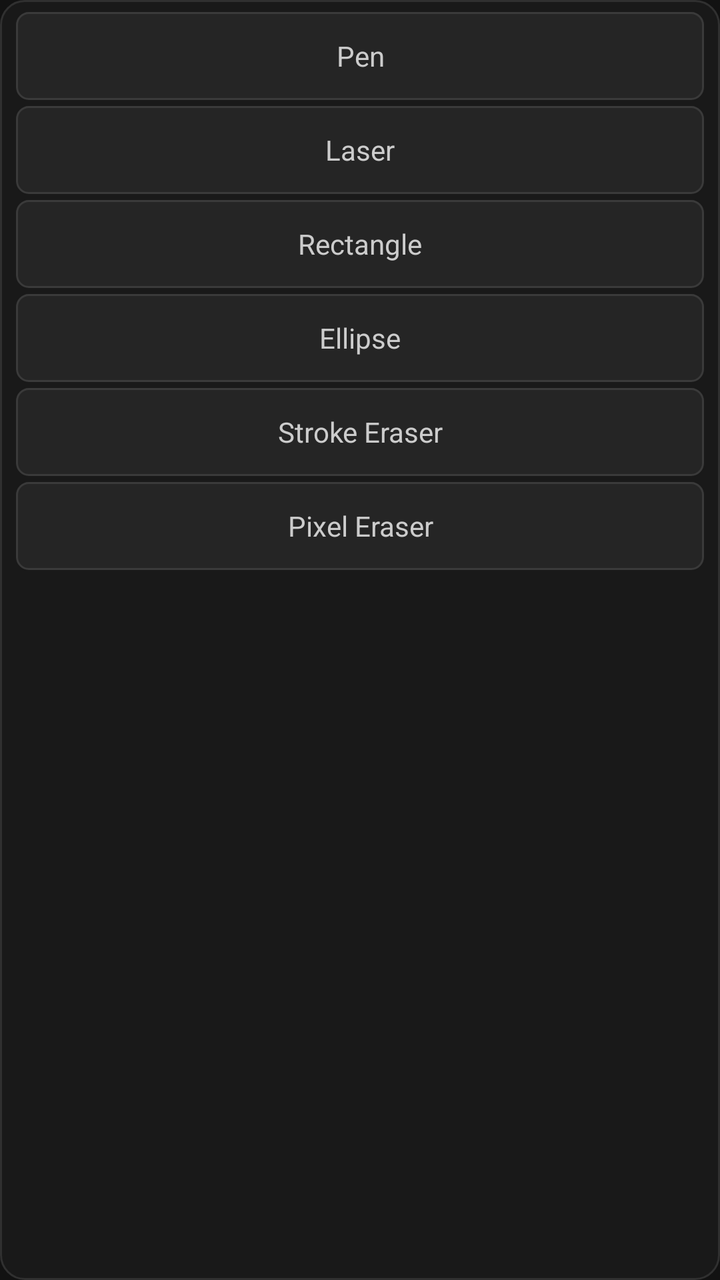
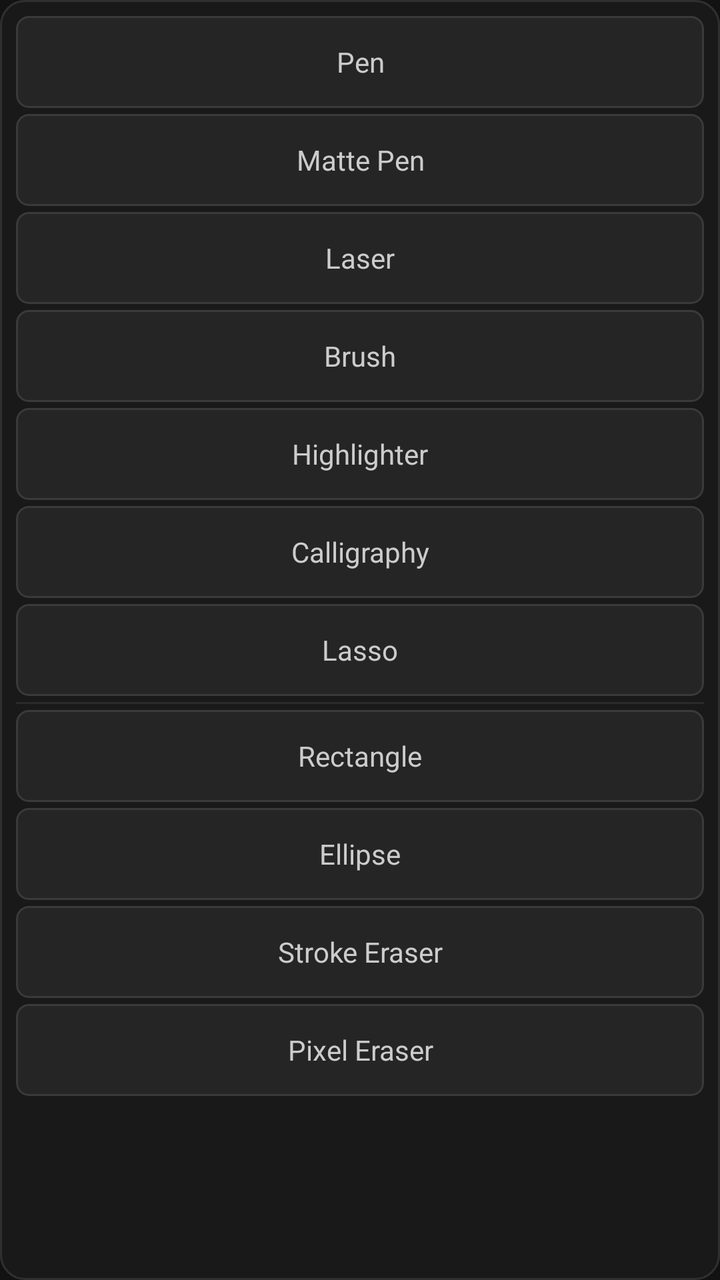

Before-and-after screenshots of an Android layout around one commit, followed by the original layout XML and the change that was made.
<!-- AndroidManifest.xml: application theme Theme.DrawAnywhere -->
<!-- res/layout/panel_tools.xml -->
<?xml version="1.0" encoding="utf-8"?>
<LinearLayout
    xmlns:android="http://schemas.android.com/apk/res/android"
    android:layout_width="156dp"
    android:layout_height="wrap_content"
    android:orientation="vertical"
    android:background="@drawable/bg_panel"
    android:paddingTop="6dp"
    android:paddingBottom="6dp"
    android:elevation="8dp">

    
    <TextView
        android:id="@+id/tool_pen"
        android:layout_width="match_parent"
        android:layout_height="44dp"
        android:gravity="center"
        android:text="@string/tool_pen"
        android:textSize="14sp"
        android:textColor="@color/tool_item_text_default"
        android:background="@drawable/bg_tool_item_default"
        android:layout_marginStart="8dp"
        android:layout_marginEnd="8dp"
        android:layout_marginBottom="3dp"
        android:fontFamily="sans-serif" />

    
    <TextView
        android:id="@+id/tool_laser"
        android:layout_width="match_parent"
        android:layout_height="44dp"
        android:gravity="center"
        android:text="@string/tool_laser"
        android:textSize="14sp"
        android:textColor="@color/tool_item_text_default"
        android:background="@drawable/bg_tool_item_default"
        android:layout_marginStart="8dp"
        android:layout_marginEnd="8dp"
        android:layout_marginBottom="3dp"
        android:fontFamily="sans-serif" />

    
    <TextView
        android:id="@+id/tool_rectangle"
        android:layout_width="match_parent"
        android:layout_height="44dp"
        android:gravity="center"
        android:text="@string/tool_rectangle"
        android:textSize="14sp"
        android:textColor="@color/tool_item_text_default"
        android:background="@drawable/bg_tool_item_default"
        android:layout_marginStart="8dp"
        android:layout_marginEnd="8dp"
        android:layout_marginBottom="3dp"
        android:fontFamily="sans-serif" />

    
    <TextView
        android:id="@+id/tool_ellipse"
        android:layout_width="match_parent"
        android:layout_height="44dp"
        android:gravity="center"
        android:text="@string/tool_ellipse"
        android:textSize="14sp"
        android:textColor="@color/tool_item_text_default"
        android:background="@drawable/bg_tool_item_default"
        android:layout_marginStart="8dp"
        android:layout_marginEnd="8dp"
        android:layout_marginBottom="3dp"
        android:fontFamily="sans-serif" />

    
    <TextView
        android:id="@+id/tool_stroke_eraser"
        android:layout_width="match_parent"
        android:layout_height="44dp"
        android:gravity="center"
        android:text="@string/tool_stroke_eraser"
        android:textSize="14sp"
        android:textColor="@color/tool_item_text_default"
        android:background="@drawable/bg_tool_item_default"
        android:layout_marginStart="8dp"
        android:layout_marginEnd="8dp"
        android:layout_marginBottom="3dp"
        android:fontFamily="sans-serif" />

    
    <TextView
        android:id="@+id/tool_pixel_eraser"
        android:layout_width="match_parent"
        android:layout_height="44dp"
        android:gravity="center"
        android:text="@string/tool_pixel_eraser"
        android:textSize="14sp"
        android:textColor="@color/tool_item_text_default"
        android:background="@drawable/bg_tool_item_default"
        android:layout_marginStart="8dp"
        android:layout_marginEnd="8dp"
        android:fontFamily="sans-serif" />

</LinearLayout>
<!-- resources referenced by this layout -->
<resources>
  <color name="tool_item_text_default">#FFCCCCCC</color>
  <!-- drawable bg_panel (drawable) -->
  <?xml version="1.0" encoding="utf-8"?>
  <shape xmlns:android="http://schemas.android.com/apk/res/android"
      android:shape="rectangle">
  
      <solid android:color="@color/panel_bg" />
  
      <corners android:radius="12dp" />
  
      <stroke
          android:width="1dp"
          android:color="@color/panel_border" />
  
  </shape>
  <!-- drawable bg_tool_item_default (drawable) -->
  <?xml version="1.0" encoding="utf-8"?>
  <shape xmlns:android="http://schemas.android.com/apk/res/android"
      android:shape="rectangle">
  
      <solid android:color="@color/tool_item_default_bg" />
  
      <corners android:radius="6dp" />
  
      <stroke
          android:width="1dp"
          android:color="@color/tool_item_default_border" />
  
  </shape>
  <string name="tool_ellipse">Ellipse</string>
  <string name="tool_laser">Laser</string>
  <string name="tool_pen">Pen</string>
  <string name="tool_pixel_eraser">Pixel Eraser</string>
  <string name="tool_rectangle">Rectangle</string>
  <string name="tool_stroke_eraser">Stroke Eraser</string>
  <style name="Theme.DrawAnywhere" parent="Theme.MaterialComponents.DayNight.NoActionBar">
          <item name="colorPrimary">@color/colorPrimary</item>
          <item name="colorPrimaryVariant">@color/colorPrimaryVariant</item>
          <item name="colorOnPrimary">@color/colorOnPrimary</item>
          <item name="colorSecondary">@color/colorSecondary</item>
          <item name="colorOnSecondary">@color/colorOnSecondary</item>
          <item name="colorError">@color/colorError</item>
          <item name="colorOnError">@color/colorOnError</item>
          <item name="colorSurface">@color/colorSurface</item>
          <item name="colorOnSurface">@color/colorOnSurface</item>
          <item name="android:colorBackground">@color/colorBackground</item>
          <item name="android:windowBackground">@color/colorBackground</item>
          <item name="android:statusBarColor">@android:color/transparent</item>
          <item name="android:navigationBarColor">@android:color/transparent</item>
          <item name="android:windowDrawsSystemBarBackgrounds">true</item>
      </style>
  <color name="panel_bg">#F21A1A1A</color>
  <color name="panel_border">#FF303030</color>
  <color name="tool_item_default_bg">#FF252525</color>
  <color name="tool_item_default_border">#FF3A3A3A</color>
  <color name="colorPrimary">#FFB73A3A</color>
  <color name="colorPrimaryVariant">#FF8B0000</color>
  <color name="colorOnPrimary">#FFFFFFFF</color>
  <color name="colorSecondary">#FF444444</color>
  <color name="colorOnSecondary">#FFFFFFFF</color>
  <color name="colorError">#FFCF6679</color>
  <color name="colorOnError">#FF000000</color>
  <color name="colorSurface">#FF1C1C1C</color>
  <color name="colorOnSurface">#FFFFFFFF</color>
  <color name="colorBackground">#FF121212</color>
</resources>

<!-- the commit's change to res/layout/panel_tools.xml (unified diff, before → after) -->
@@ -1,19 +1,19 @@
 <?xml version="1.0" encoding="utf-8"?>
 <LinearLayout
     xmlns:android="http://schemas.android.com/apk/res/android"
-    android:layout_width="156dp"
+    android:layout_width="164dp"
     android:layout_height="wrap_content"
     android:orientation="vertical"
     android:background="@drawable/bg_panel"
-    android:paddingTop="6dp"
-    android:paddingBottom="6dp"
+    android:paddingTop="8dp"
+    android:paddingBottom="8dp"
     android:elevation="8dp">
 
     
     <TextView
         android:id="@+id/tool_pen"
         android:layout_width="match_parent"
-        android:layout_height="44dp"
+        android:layout_height="46dp"
         android:gravity="center"
         android:text="@string/tool_pen"
         android:textSize="14sp"
@@ -26,9 +26,24 @@
 
     
     <TextView
+        android:id="@+id/tool_matte_pen"
+        android:layout_width="match_parent"
+        android:layout_height="46dp"
+        android:gravity="center"
+        android:text="@string/tool_matte_pen"
+        android:textSize="14sp"
+        android:textColor="@color/tool_item_text_default"
+        android:background="@drawable/bg_tool_item_default"
+        android:layout_marginStart="8dp"
+        android:layout_marginEnd="8dp"
+        android:layout_marginBottom="3dp"
+        android:fontFamily="sans-serif" />
+
+    
+    <TextView
         android:id="@+id/tool_laser"
         android:layout_width="match_parent"
-        android:layout_height="44dp"
+        android:layout_height="46dp"
         android:gravity="center"
         android:text="@string/tool_laser"
         android:textSize="14sp"
@@ -41,9 +56,78 @@
 
     
     <TextView
+        android:id="@+id/tool_brush"
+        android:layout_width="match_parent"
+        android:layout_height="46dp"
+        android:gravity="center"
+        android:text="@string/tool_brush"
+        android:textSize="14sp"
+        android:textColor="@color/tool_item_text_default"
+        android:background="@drawable/bg_tool_item_default"
+        android:layout_marginStart="8dp"
+        android:layout_marginEnd="8dp"
+        android:layout_marginBottom="3dp"
+        android:fontFamily="sans-serif" />
+
+    
+    <TextView
+        android:id="@+id/tool_highlighter"
+        android:layout_width="match_parent"
+        android:layout_height="46dp"
+        android:gravity="center"
+        android:text="@string/tool_highlighter"
+        android:textSize="14sp"
+        android:textColor="@color/tool_item_text_default"
+        android:background="@drawable/bg_tool_item_default"
+        android:layout_marginStart="8dp"
+        android:layout_marginEnd="8dp"
+        android:layout_marginBottom="3dp"
+        android:fontFamily="sans-serif" />
+
+    
+    <TextView
+        android:id="@+id/tool_calligraphy"
+        android:layout_width="match_parent"
+        android:layout_height="46dp"
+        android:gravity="center"
+        android:text="@string/tool_calligraphy"
+        android:textSize="14sp"
+        android:textColor="@color/tool_item_text_default"
+        android:background="@drawable/bg_tool_item_default"
+        android:layout_marginStart="8dp"
+        android:layout_marginEnd="8dp"
+        android:layout_marginBottom="3dp"
+        android:fontFamily="sans-serif" />
+
+    
+    <TextView
+        android:id="@+id/tool_lasso"
+        android:layout_width="match_parent"
+        android:layout_height="46dp"
+        android:gravity="center"
+        android:text="@string/tool_lasso"
+        android:textSize="14sp"
+        android:textColor="@color/tool_item_text_default"
+        android:background="@drawable/bg_tool_item_default"
+        android:layout_marginStart="8dp"
+        android:layout_marginEnd="8dp"
+        android:layout_marginBottom="3dp"
+        android:fontFamily="sans-serif" />
+
+    
+    <View
+        android:layout_width="match_parent"
+        android:layout_height="1dp"
+        android:background="@color/panel_section_divider"
+        android:layout_marginStart="8dp"
+        android:layout_marginEnd="8dp"
+        android:layout_marginBottom="3dp" />
+
+    
+    <TextView
         android:id="@+id/tool_rectangle"
         android:layout_width="match_parent"
-        android:layout_height="44dp"
+        android:layout_height="46dp"
         android:gravity="center"
         android:text="@string/tool_rectangle"
         android:textSize="14sp"
@@ -58,7 +142,7 @@
     <TextView
         android:id="@+id/tool_ellipse"
         android:layout_width="match_parent"
-        android:layout_height="44dp"
+        android:layout_height="46dp"
         android:gravity="center"
         android:text="@string/tool_ellipse"
         android:textSize="14sp"
@@ -73,7 +157,7 @@
     <TextView
         android:id="@+id/tool_stroke_eraser"
         android:layout_width="match_parent"
-        android:layout_height="44dp"
+        android:layout_height="46dp"
         android:gravity="center"
         android:text="@string/tool_stroke_eraser"
         android:textSize="14sp"
@@ -88,7 +172,7 @@
     <TextView
         android:id="@+id/tool_pixel_eraser"
         android:layout_width="match_parent"
-        android:layout_height="44dp"
+        android:layout_height="46dp"
         android:gravity="center"
         android:text="@string/tool_pixel_eraser"
         android:textSize="14sp"
<!-- resource entries referenced after the edit -->
@@ -1,5 +1,6 @@
 <!-- resources referenced by this layout -->
 <resources>
+  <color name="panel_section_divider">#FF2A2A2A</color>
   <color name="tool_item_text_default">#FFCCCCCC</color>
   <!-- drawable bg_panel (drawable) -->
   <?xml version="1.0" encoding="utf-8"?>
@@ -29,8 +30,13 @@
           android:color="@color/tool_item_default_border" />
   
   </shape>
+  <string name="tool_brush">Brush</string>
+  <string name="tool_calligraphy">Calligraphy</string>
   <string name="tool_ellipse">Ellipse</string>
+  <string name="tool_highlighter">Highlighter</string>
   <string name="tool_laser">Laser</string>
+  <string name="tool_lasso">Lasso</string>
+  <string name="tool_matte_pen">Matte Pen</string>
   <string name="tool_pen">Pen</string>
   <string name="tool_pixel_eraser">Pixel Eraser</string>
   <string name="tool_rectangle">Rectangle</string>
